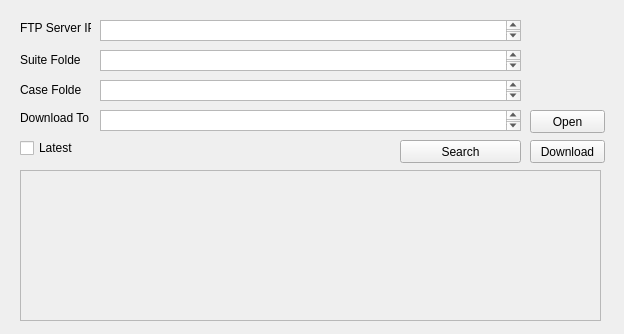
First picture: the form in suite/windows/program_index/program_index.ui, repository jackiejay888/automation, before the edit.
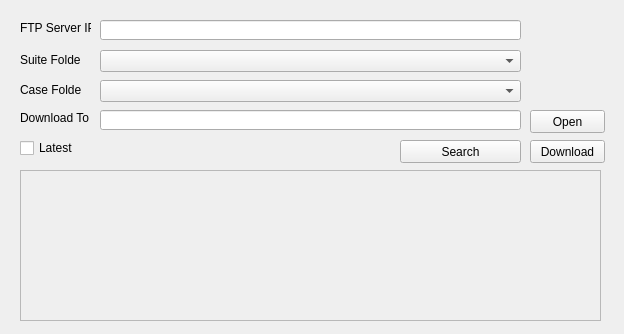
Second picture: the form after the edit.

Commit message: Update the program_index

```diff
--- a/suite/windows/program_index/program_index.ui
+++ b/suite/windows/program_index/program_index.ui
@@ -101,46 +101,6 @@
     </rect>
    </property>
   </widget>
-  <widget class="QTextEdit" name="textEdit">
-   <property name="geometry">
-    <rect>
-     <x>100</x>
-     <y>20</y>
-     <width>421</width>
-     <height>21</height>
-    </rect>
-   </property>
-  </widget>
-  <widget class="QTextEdit" name="textEdit_2">
-   <property name="geometry">
-    <rect>
-     <x>100</x>
-     <y>110</y>
-     <width>421</width>
-     <height>21</height>
-    </rect>
-   </property>
-  </widget>
-  <widget class="QTextEdit" name="textEdit_3">
-   <property name="geometry">
-    <rect>
-     <x>100</x>
-     <y>50</y>
-     <width>421</width>
-     <height>21</height>
-    </rect>
-   </property>
-  </widget>
-  <widget class="QTextEdit" name="textEdit_4">
-   <property name="geometry">
-    <rect>
-     <x>100</x>
-     <y>80</y>
-     <width>421</width>
-     <height>21</height>
-    </rect>
-   </property>
-  </widget>
   <widget class="QPushButton" name="pushButton_3">
    <property name="geometry">
     <rect>
@@ -193,6 +153,49 @@
     <string>Latest</string>
    </property>
   </widget>
+  <widget class="QComboBox" name="comboBox">
+   <property name="geometry">
+    <rect>
+     <x>100</x>
+     <y>80</y>
+     <width>421</width>
+     <height>22</height>
+    </rect>
+   </property>
+  </widget>
+  <widget class="QComboBox" name="comboBox_2">
+   <property name="geometry">
+    <rect>
+     <x>100</x>
+     <y>50</y>
+     <width>421</width>
+     <height>22</height>
+    </rect>
+   </property>
+  </widget>
+  <widget class="QLineEdit" name="lineEdit">
+   <property name="geometry">
+    <rect>
+     <x>100</x>
+     <y>110</y>
+     <width>421</width>
+     <height>20</height>
+    </rect>
+   </property>
+  </widget>
+  <widget class="QLineEdit" name="lineEdit_2">
+   <property name="geometry">
+    <rect>
+     <x>100</x>
+     <y>20</y>
+     <width>421</width>
+     <height>20</height>
+    </rect>
+   </property>
+   <property name="text">
+    <string/>
+   </property>
+  </widget>
  </widget>
  <resources/>
  <connections/>
```
The commit also changes 3 other files.
